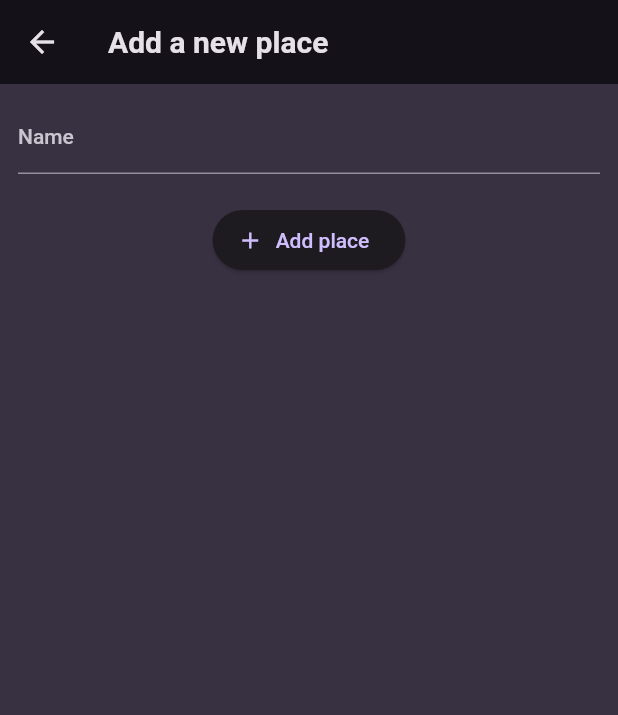
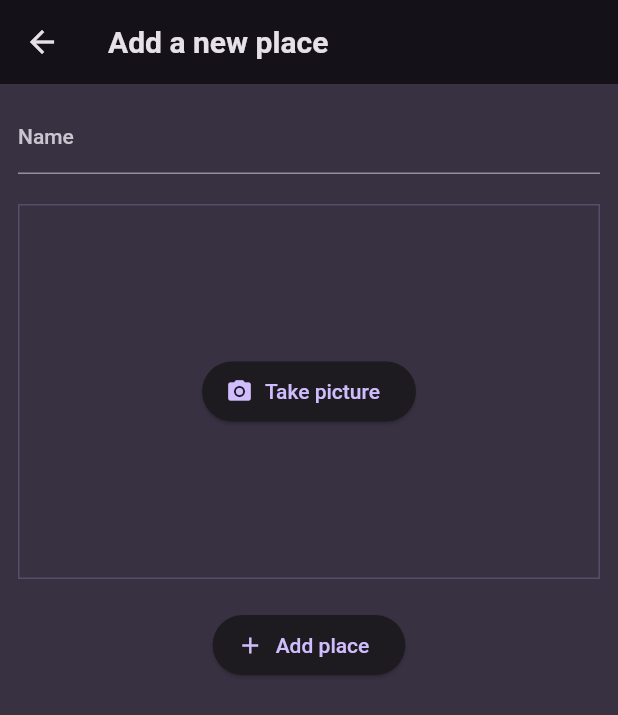
Before and after one commit to satyajeetmanu/favorite_places, a Flutter app: the AddPlaceScreen screen opened directly, on a phone screen of 412 x 824 dp. Shown: the top 715 px of the screen. Run offline on Flutter 3.47's test engine with Material 2 defaults, Android fonts, the phone set to English and light mode, and no system bars; our stand-ins replace flutter_riverpod, google_fonts.

Commit message:
created an imageInput widget which will take care of taking image inputs

```diff
--- a/lib/screens/add_place.dart
+++ b/lib/screens/add_place.dart
@@ -1,3 +1,4 @@
+import 'package:favorite_places/widgets/image_input.dart';
 import 'package:flutter/material.dart';
 import 'package:flutter_riverpod/flutter_riverpod.dart';
 
@@ -48,6 +49,8 @@ class _AddPlaceScreenState extends ConsumerState<AddPlaceScreen> {
                   TextStyle(color: Theme.of(context).colorScheme.onBackground),
             ),
             const SizedBox(height: 20),
+            const ImageInput(),
+            const SizedBox(height: 20),
             ElevatedButton.icon(
               onPressed: _savePlace,
               icon: const Icon(Icons.add),
--- /dev/null
+++ b/lib/widgets/image_input.dart
@@ -0,0 +1,28 @@
+import 'package:flutter/material.dart';
+
+class ImageInput extends StatefulWidget {
+  const ImageInput({super.key});
+
+  @override
+  State<ImageInput> createState() => _ImageInputState();
+}
+
+class _ImageInputState extends State<ImageInput> {
+  void _takePicture() {}
+  @override
+  Widget build(BuildContext context) {
+    return Container(
+      height: 250,
+      width: double.infinity,
+      alignment: Alignment.center,
+      decoration: BoxDecoration(
+          border: Border.all(
+              width: 1,
+              color: Theme.of(context).colorScheme.primary.withOpacity(0.2))),
+      child: ElevatedButton.icon(
+          onPressed: _takePicture,
+          icon: const Icon(Icons.camera_alt),
+          label: const Text('Take picture')),
+    );
+  }
+}
```
